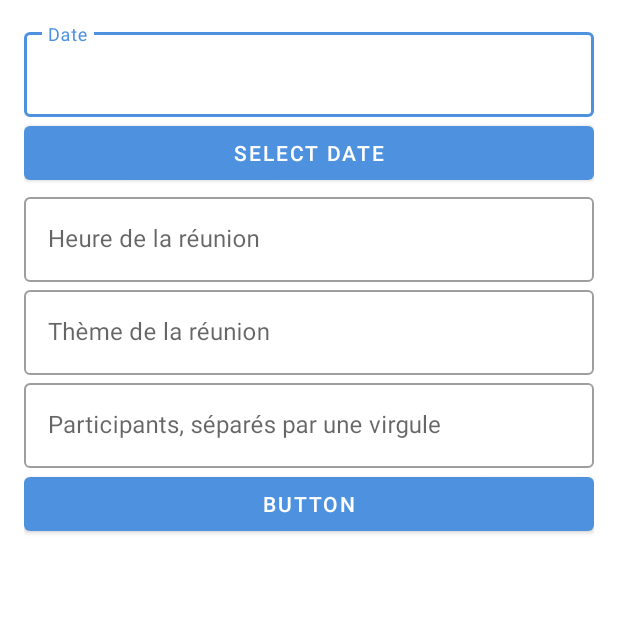
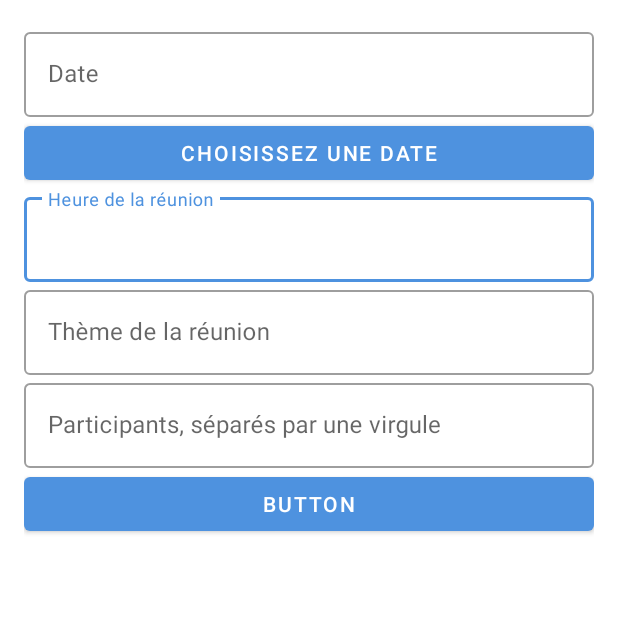
Before and after one commit to Rengrouze/MaReu, an Android app: the AddMeetingActivity screen opened directly, with no data from a screen before it, on a phone screen of 412 x 824 dp, the top half of it. Run offline under Robolectric (Android 15) with nearby library versions, the phone set to English and light mode, and no system bars.

Commit message:
on a enfin un date picker fonctionnel avec la bonne langue

```diff
--- a/app/src/main/res/layout/activity_add_meeting.xml
+++ b/app/src/main/res/layout/activity_add_meeting.xml
@@ -25,15 +25,18 @@
                     android:id="@+id/date_picker_edittext"
                     android:layout_width="match_parent"
                     android:layout_height="wrap_content"
-                    android:inputType="time"
-                    android:maxLines="1"/>
+                    android:inputType="none"
+
+                    android:focusable="false"
+                    android:clickable="false"
+                    android:maxLines="1" />
 
             </com.google.android.material.textfield.TextInputLayout>
             <Button
                 android:id="@+id/datePickerButton"
                 android:layout_width="match_parent"
                 android:layout_height="wrap_content"
-                android:text="Select Date" />
+                android:text="Choisissez une date" />
             <com.google.android.material.textfield.TextInputLayout
                 style="@style/Widget.MaterialComponents.TextInputLayout.OutlinedBox"
                 android:layout_width="match_parent"
--- a/app/src/main/res/values/themes.xml
+++ b/app/src/main/res/values/themes.xml
@@ -6,7 +6,7 @@
         <item name="colorPrimaryVariant">@color/blue_darker</item>
         <item name="colorOnPrimary">@color/white</item>
         <!-- Secondary brand color. -->
-        <item name="colorSecondary">@color/teal_200</item>
+        <item name="colorSecondary">@color/blue_neutral</item>
         <item name="colorSecondaryVariant">@color/teal_700</item>
         <item name="colorOnSecondary">@color/black</item>
         <!-- Status bar color. -->
```
